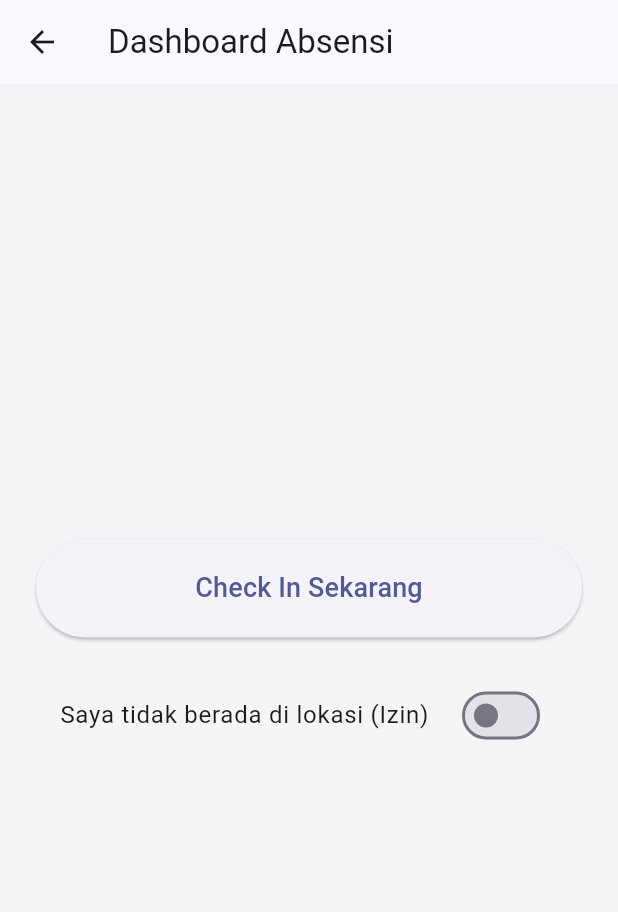
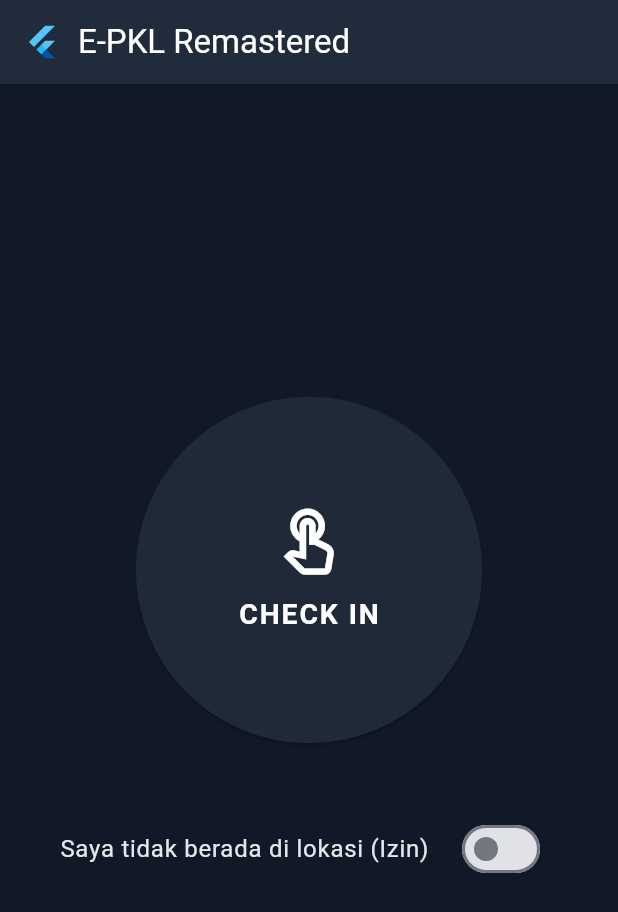
Before and after one commit to thoriqwildan/epkl-upgraded, a Flutter app: the HomePage screen opened directly, on a phone screen of 412 x 824 dp. Shown: the top 912 px of the screen. Run offline on Flutter 3.47's test engine with Material 3 defaults, Android fonts, the light colour scheme and no system bars; our stand-ins replace curved_labeled_navigation_bar, dio, flutter_image_compress, flutter_riverpod, flutter_secure_storage, freezed_annotation and 3 more; accounts and stored records are empty.

Commit message:
Ganti theme dan loading

```diff
--- a/lib/core/theme/app_colors.dart
+++ b/lib/core/theme/app_colors.dart
@@ -1,10 +1,24 @@
+// lib/core/theme/app_colors.dart
 import 'package:flutter/material.dart';
 
 class AppColors {
-  static const Color primaryColor = Colors.indigo;
+  // #E6FAFC -> Warna utama untuk background aplikasi
+  static const Color background = Color(0xFF111827);
+
+  // #9CFC97 -> Warna cerah untuk aksen, highlight, atau status sukses
+  static const Color accent = Color(0xFFFACC15);
+
+  // #6BA368 -> Warna utama brand untuk AppBar, Tombol, dll.
+  static const Color primary = Color(0xFF1F2937);
+
+  // #515B3A -> Warna teks sekunder atau border
+  static const Color textSecondary = Color(0xFF9CA3AF);
+
+  // #353D2F -> Warna teks utama yang lebih lembut dari hitam pekat
+  static const Color textPrimary = Color(0xFFE5E7EB);
+
+  // Kita tetap butuh warna putih untuk teks di atas background gelap
   static const Color white = Colors.white;
-  static const Color background = Color(
-    0xFFF5F5F7,
-  ); // Contoh warna background abu-abu muda
-  static const Color black = Colors.black;
+
+  static const Color card = Color(0xFF1F2937);
 }
--- a/lib/presentation/ui/pages/home_page.dart
+++ b/lib/presentation/ui/pages/home_page.dart
@@ -16,24 +16,42 @@ class HomePage extends ConsumerStatefulWidget {
   ConsumerState<HomePage> createState() => _HomePageState();
 }
 
+// Tambahkan 'TickerProviderStateMixin' untuk bisa menjalankan animasi
 class _HomePageState extends ConsumerState<HomePage>
-    with WidgetsBindingObserver {
+    with WidgetsBindingObserver, TickerProviderStateMixin {
+  // State untuk UI lokal
   bool _isOffSite = false;
   bool _isSubmitting = false;
   double? _currentDistance;
   final _descriptionController = TextEditingController();
   final _formKey = GlobalKey<FormState>();
 
+  // Variabel baru untuk controller animasi
+  late final AnimationController _animationController;
+  late final Animation<double> _animation;
+
   @override
   void initState() {
     super.initState();
     WidgetsBinding.instance.addObserver(this);
+
+    // Inisialisasi controller animasi
+    _animationController = AnimationController(
+      vsync: this,
+      duration: const Duration(seconds: 2),
+    )..repeat(reverse: true); // Animasi akan berulang (maju-mundur)
+
+    // Definisikan animasi (memperbesar dan memperkecil antara 100% dan 105%)
+    _animation = Tween<double>(begin: 1.0, end: 1.05).animate(
+      CurvedAnimation(parent: _animationController, curve: Curves.easeInOut),
+    );
   }
 
   @override
   void dispose() {
     WidgetsBinding.instance.removeObserver(this);
     _descriptionController.dispose();
+    _animationController.dispose(); // Jangan lupa dispose controller animasi
     super.dispose();
   }
 
@@ -44,7 +62,7 @@ class _HomePageState extends ConsumerState<HomePage>
     }
   }
 
-  // LOGIKA DISATUKAN MENJADI SATU FUNGSI
+  // Logika untuk check-in dan check-out (tidak ada perubahan dari versi sebelumnya)
   Future<void> _handleAttendanceAction({required bool isCheckingIn}) async {
     if (_isOffSite && !_formKey.currentState!.validate()) {
       return;
@@ -112,11 +130,13 @@ class _HomePageState extends ConsumerState<HomePage>
 
     return Scaffold(
       appBar: AppBar(
-        title: Text(
-          authState.maybeWhen(
-            success: (user) => 'Hai, ${user.name.split(' ').first}',
-            orElse: () => 'Dashboard Absensi',
-          ),
+        automaticallyImplyLeading: false,
+        title: Row(
+          children: [
+            const FlutterLogo(),
+            const SizedBox(width: 12),
+            const Text('E-PKL Remastered'),
+          ],
         ),
       ),
       body: RefreshIndicator(
@@ -131,7 +151,7 @@ class _HomePageState extends ConsumerState<HomePage>
               padding: const EdgeInsets.all(24.0),
               child: ConstrainedBox(
                 constraints: BoxConstraints(
-                  minHeight: MediaQuery.of(context).size.height * 0.7,
+                  minHeight: MediaQuery.of(context).size.height * 0.75,
                 ),
                 child: Form(
                   key: _formKey,
@@ -139,84 +159,21 @@ class _HomePageState extends ConsumerState<HomePage>
                     mainAxisAlignment: MainAxisAlignment.center,
                     crossAxisAlignment: CrossAxisAlignment.stretch,
                     children: [
-                      if (!status.hasCheckedIn) ...[
-                        ElevatedButton(
-                          onPressed: isButtonDisabled
-                              ? null
-                              : () =>
-                                    _handleAttendanceAction(isCheckingIn: true),
-                          style: ElevatedButton.styleFrom(
-                            padding: const EdgeInsets.symmetric(vertical: 20),
-                          ),
-                          child: _isSubmitting
-                              ? const CircularProgressIndicator(
-                                  color: Colors.white,
-                                )
-                              : const Text(
-                                  'Check In Sekarang',
-                                  style: TextStyle(fontSize: 18),
-                                ),
+                      // TOMBOL MELINGKAR DENGAN ANIMASI
+                      ScaleTransition(
+                        scale: _animation,
+                        child: _buildMainAttendanceButton(
+                          status,
+                          isButtonDisabled,
                         ),
-                        const SizedBox(height: 24),
+                      ),
+
+                      const SizedBox(height: 48),
+
+                      // Tampilkan switch & deskripsi jika absensi belum selesai
+                      if (!status.hasCheckedIn ||
+                          (status.hasCheckedIn && !status.hasCheckedOut))
                         _buildOffSiteSwitchAndDescription(),
-                      ] else if (status.hasCheckedIn &&
-                          !status.hasCheckedOut) ...[
-                        const Text(
-                          'Anda sudah check in pada pukul:',
-                          textAlign: TextAlign.center,
-                        ),
-                        Text(
-                          status.attendanceData!.checkInTime,
-                          textAlign: TextAlign.center,
-                          style: const TextStyle(
-                            fontSize: 48,
-                            fontWeight: FontWeight.bold,
-                            color: Colors.blueAccent,
-                          ),
-                        ),
-                        const SizedBox(height: 24),
-                        ElevatedButton(
-                          onPressed: isButtonDisabled
-                              ? null
-                              : () => _handleAttendanceAction(
-                                  isCheckingIn: false,
-                                ),
-                          style: ElevatedButton.styleFrom(
-                            backgroundColor: Colors.redAccent,
-                            foregroundColor: Colors.white,
-                            padding: const EdgeInsets.symmetric(vertical: 20),
-                          ),
-                          child: _isSubmitting
-                              ? const CircularProgressIndicator(
-                                  color: Colors.white,
-                                )
-                              : const Text(
-                                  'Check Out Sekarang',
-                                  style: TextStyle(fontSize: 18),
-                                ),
-                        ),
-                        const SizedBox(height: 24),
-                        _buildOffSiteSwitchAndDescription(),
-                      ] else ...[
-                        const Icon(
-                          Icons.check_circle,
-                          color: Colors.green,
-                          size: 64,
-                        ),
-                        const SizedBox(height: 16),
-                        const Text(
-                          'Absensi hari ini telah selesai.',
-                          style: TextStyle(
-                            fontSize: 18,
-                            fontWeight: FontWeight.bold,
-                          ),
-                        ),
-                        const SizedBox(height: 16),
-                        Text('Check In: ${status.attendanceData!.checkInTime}'),
-                        Text(
-                          'Check Out: ${status.attendanceData!.checkOutTime}',
-                        ),
-                      ],
                     ],
                   ),
                 ),
@@ -228,6 +185,100 @@ class _HomePageState extends ConsumerState<HomePage>
     );
   }
 
+  // Widget helper untuk membangun tombol utama
+  Widget _buildMainAttendanceButton(dynamic status, bool isDisabled) {
+    Widget buttonContent;
+    VoidCallback? onPressed;
+    Color buttonColor = Theme.of(context).primaryColor;
+
+    if (!status.hasCheckedIn) {
+      buttonContent = const Column(
+        mainAxisAlignment: MainAxisAlignment.center,
+        children: [
+          Icon(Icons.touch_app_outlined, size: 48),
+          SizedBox(height: 8),
+          Text(
+            'CHECK IN',
+            style: TextStyle(
+              fontSize: 18,
+              fontWeight: FontWeight.bold,
+              letterSpacing: 1.2,
+            ),
+          ),
+        ],
+      );
+      onPressed = isDisabled
+          ? null
+          : () => _handleAttendanceAction(isCheckingIn: true);
+    } else if (status.hasCheckedIn && !status.hasCheckedOut) {
+      buttonColor = Colors.redAccent;
+      buttonContent = Column(
+        mainAxisAlignment: MainAxisAlignment.center,
+        children: [
+          const Text('Sudah Check In:'),
+          Text(
+            status.attendanceData!.checkInTime,
+            style: const TextStyle(fontSize: 24, fontWeight: FontWeight.bold),
+          ),
+          const Divider(
+            color: Colors.white54,
+            height: 24,
+            indent: 30,
+            endIndent: 30,
+          ),
+          const Text(
+            'CHECK OUT',
+            style: TextStyle(
+              fontSize: 18,
+              fontWeight: FontWeight.bold,
+              letterSpacing: 1.2,
+            ),
+          ),
+        ],
+      );
+      onPressed = isDisabled
+          ? null
+          : () => _handleAttendanceAction(isCheckingIn: false);
+    } else {
+      _animationController.stop();
+      buttonColor = Colors.green;
+      buttonContent = const Column(
+        mainAxisAlignment: MainAxisAlignment.center,
+        children: [
+          Icon(Icons.check_circle, size: 48, color: Colors.white),
+          SizedBox(height: 8),
+          Text(
+            'SELESAI',
+            style: TextStyle(
+              fontSize: 18,
+              fontWeight: FontWeight.bold,
+              letterSpacing: 1.2,
+            ),
+          ),
+        ],
+      );
+      onPressed = null;
+    }
+
+    return SizedBox(
+      width: 220,
+      height: 220,
+      child: ElevatedButton(
+        onPressed: _isSubmitting ? null : onPressed,
+        style: ElevatedButton.styleFrom(
+          shape: const CircleBorder(),
+          backgroundColor: buttonColor,
+          foregroundColor: Colors.white,
+          disabledBackgroundColor: Colors.grey.shade400,
+        ),
+        child: _isSubmitting
+            ? const CircularProgressIndicator(color: Colors.white)
+            : buttonContent,
+      ),
+    );
+  }
+
+  // Widget helper untuk switch dan deskripsi (tidak berubah)
   Widget _buildOffSiteSwitchAndDescription() {
     return Column(
       children: [
@@ -236,7 +287,7 @@ class _HomePageState extends ConsumerState<HomePage>
           value: _isOffSite,
           onChanged: (value) => setState(() {
             _isOffSite = value;
-            _currentDistance = null; // Reset info jarak saat switch diubah
+            _currentDistance = null;
           }),
         ),
         if (_isOffSite) ...[
--- a/lib/presentation/ui/pages/profile_page.dart
+++ b/lib/presentation/ui/pages/profile_page.dart
@@ -415,7 +415,6 @@ class _ProfilePageState extends ConsumerState<ProfilePage> {
             borderRadius: BorderRadius.all(Radius.circular(12)),
           ),
           filled: !_isEditing || !enabled,
-          fillColor: Colors.grey.shade200,
           disabledBorder: const OutlineInputBorder(
             borderRadius: BorderRadius.all(Radius.circular(12)),
             borderSide: BorderSide(color: Colors.grey),
```
Also changed, not shown: lib/data/models/attendance.dart (+7 -2 lines), lib/main.dart (+49 -4 lines), lib/presentation/ui/pages/attendance_page.dart (+22 -3 lines), lib/presentation/ui/pages/journal_page.dart (+38 -23 lines), lib/data/models/attendance.g.dart.
